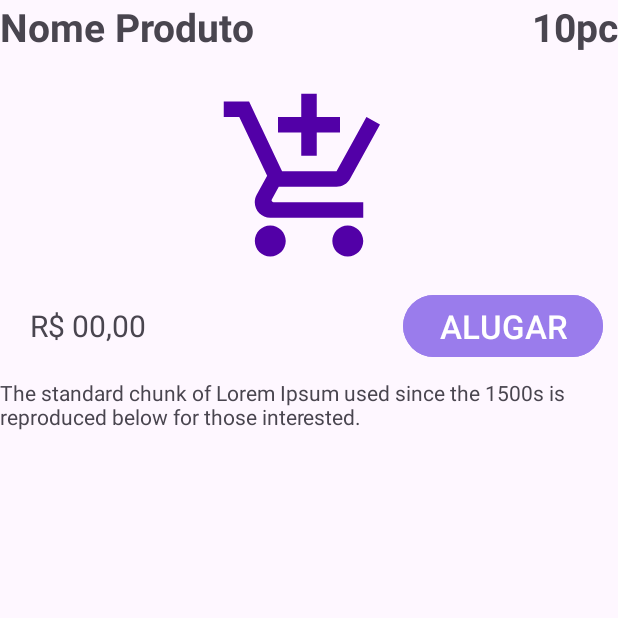
After one commit to Maria-Eduarda-Leitao-Oliveira/Luga_Luga, an Android app: the ProdutoActivity2 screen opened directly, with no data from a screen before it, on a phone screen of 412 x 824 dp, the top half of it. The commit adds this screen. Run offline under Robolectric (Android 15) with nearby library versions, the phone set to English and light mode, and no system bars; 5 statements that could not run were skipped.

Commit message:
Aula dia 7/05

```diff
--- a/app/src/main/java/com/example/lugaluga/view/MainActivity.java
+++ b/app/src/main/java/com/example/lugaluga/view/MainActivity.java
@@ -5,6 +5,7 @@ import androidx.recyclerview.widget.DividerItemDecoration;
 import androidx.recyclerview.widget.LinearLayoutManager;
 import androidx.recyclerview.widget.RecyclerView;
 
+import android.content.Intent;
 import android.os.Bundle;
 import android.view.View;
 import android.widget.AdapterView;
@@ -50,11 +51,15 @@ recyclerView.addOnItemTouchListener(
                 new RecyclerItemClickListener.OnItemClickListener() {
     @Override
     public void onItemClick(View view, int position) {
+        Intent intent = new Intent(MainActivity.this, ProdutoActivity2.class);
+        intent.putExtra("produto",produtoList.get(position));
+        startActivity(intent);
 
     }
 
     @Override
     public void onLongItemClick(View view, int position) {
+        Toast.makeText(getApplicationContext(),produtoList.get(position).getStatus(),Toast.LENGTH_SHORT).show();
 
     }
 
--- /dev/null
+++ b/app/src/main/java/com/example/lugaluga/view/ProdutoActivity2.java
@@ -0,0 +1,36 @@
+package com.example.lugaluga.view;
+
+import androidx.appcompat.app.AppCompatActivity;
+
+import android.os.Bundle;
+import android.widget.TextView;
+
+import com.example.lugaluga.R;
+import com.example.lugaluga.model.Produto;
+
+public class ProdutoActivity2 extends AppCompatActivity {
+
+    private Produto produto;
+
+    private TextView nomeProduto, qtdProduto, precoProduto, descProduto;
+
+    @Override
+    protected void onCreate(Bundle savedInstanceState) {
+        super.onCreate(savedInstanceState);
+        setContentView(R.layout.activity_produto2);
+
+        nomeProduto = findViewById(R.id.nomeProdutoTv);
+        qtdProduto = findViewById(R.id.qtdProdutoTv);
+        precoProduto = findViewById(R.id.precoProduto);
+        descProduto = findViewById(R.id.descricaoTv);
+
+
+       produto = getIntent().getExtras().getParcelable("produto");
+
+       nomeProduto.setText(produto.getNome());
+       qtdProduto.setText(produto.getQuantidade());
+       precoProduto.setText(String.valueOf(produto.getPreco()));
+       descProduto.setText(produto.getDescricao());
+
+    }
+}
--- /dev/null
+++ b/app/src/main/res/layout/activity_produto2.xml
@@ -0,0 +1,83 @@
+<?xml version="1.0" encoding="utf-8"?>
+<androidx.constraintlayout.widget.ConstraintLayout xmlns:android="http://schemas.android.com/apk/res/android"
+    xmlns:app="http://schemas.android.com/apk/res-auto"
+    xmlns:tools="http://schemas.android.com/tools"
+    android:layout_width="match_parent"
+    android:layout_height="match_parent"
+    tools:context=".view.ProdutoActivity2">
+
+    <TextView
+        android:id="@+id/nomeProdutoTv"
+        android:layout_width="wrap_content"
+        android:layout_height="wrap_content"
+        android:text="Nome Produto"
+        android:textSize="26sp"
+        android:textStyle="bold"
+        app:layout_constraintTop_toTopOf="parent"
+        app:layout_constraintStart_toStartOf="parent"
+        />
+
+    <TextView
+        android:id="@+id/qtdProdutoTv"
+        android:layout_width="wrap_content"
+        android:layout_height="wrap_content"
+        android:text="10pc"
+        android:textSize="26sp"
+        android:textStyle="bold"
+        app:layout_constraintTop_toTopOf="parent"
+        app:layout_constraintEnd_toEndOf="parent"
+        />
+
+    <ImageView
+        android:id="@+id/produtoImg"
+        android:layout_width="match_parent"
+        android:layout_height="wrap_content"
+        app:srcCompat="@drawable/imag_produto"
+        android:layout_marginTop="22dp"
+        app:layout_constraintTop_toBottomOf="@+id/nomeProdutoTv"
+        app:layout_constraintStart_toStartOf="parent"
+        app:layout_constraintEnd_toEndOf="parent"
+        />
+
+    <TextView
+        android:id="@+id/precoProduto"
+        android:layout_width="wrap_content"
+        android:layout_height="wrap_content"
+        android:text="R$ 00,00"
+        android:textSize="20sp"
+        android:layout_marginTop="22dp"
+        android:layout_marginStart="20dp"
+        app:layout_constraintTop_toBottomOf="@id/produtoImg"
+        app:layout_constraintStart_toStartOf="parent"
+        />
+
+    <Button
+        android:id="@+id/alugaBtn"
+        android:layout_width="wrap_content"
+        android:layout_height="wrap_content"
+        android:text="Alugar"
+        android:textSize="22sp"
+        android:textAllCaps="true"
+        android:layout_marginTop="11dp"
+        android:layout_marginEnd="10dp"
+        android:backgroundTint="@color/purple"
+        app:layout_constraintTop_toBottomOf="@id/produtoImg"
+        app:layout_constraintEnd_toEndOf="parent"
+        />
+
+    <TextView
+        android:id="@+id/descricaoTv"
+        android:layout_width="match_parent"
+        android:layout_height="wrap_content"
+        android:text="@string/tv_descricao"
+        android:layout_marginTop="10dp"
+        app:layout_constraintTop_toBottomOf="@id/alugaBtn"
+        app:layout_constraintStart_toStartOf="parent"
+        app:layout_constraintEnd_toEndOf="parent"
+        />
+
+
+
+
+
+</androidx.constraintlayout.widget.ConstraintLayout>
--- a/app/src/main/res/values/strings.xml
+++ b/app/src/main/res/values/strings.xml
@@ -10,5 +10,6 @@
     <string name="tv_produto">Nome Produto</string>
     <string name="tv_preco">R$ 00,00</string>
     <string name="tv_descricao">The standard chunk of Lorem Ipsum used since the 1500s is reproduced below for those interested.</string>
-
+    <string name="tv_qtdProduto">10pc</string>
+    <string name="btn_alugar">Alugar</string>
 </resources>
```
Also changed, not shown: app/src/main/AndroidManifest.xml (+5 -4 lines), app/src/main/java/com/example/lugaluga/model/Produto.java (+44 -1 lines).
